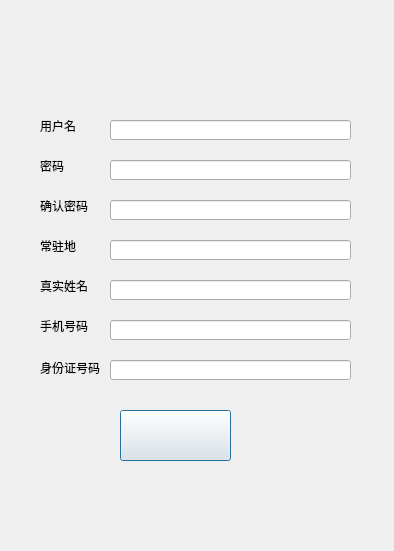
Qt form register.ui (Dansheng/FlightSystem) before a commit.
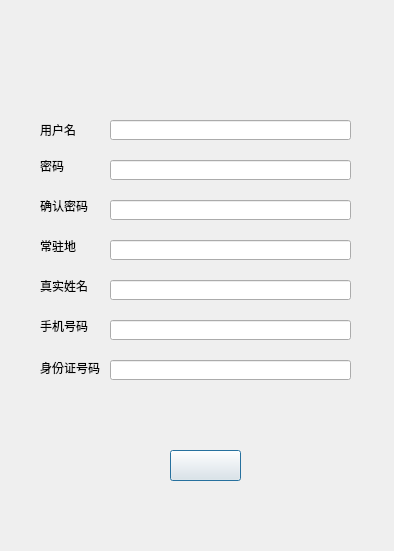
The same form after that commit. Icons and pictures are not drawn.

```diff
--- a/register.ui
+++ b/register.ui
@@ -19,7 +19,7 @@
      <x>40</x>
      <y>120</y>
      <width>54</width>
-     <height>12</height>
+     <height>20</height>
     </rect>
    </property>
    <property name="styleSheet">
@@ -189,10 +189,10 @@
   <widget class="QPushButton" name="Sure_Button">
    <property name="geometry">
     <rect>
-     <x>120</x>
-     <y>410</y>
-     <width>111</width>
-     <height>51</height>
+     <x>170</x>
+     <y>450</y>
+     <width>71</width>
+     <height>31</height>
     </rect>
    </property>
    <property name="styleSheet">
```
Left out of the diff: 18 changed lines with no effect on the pictures.
